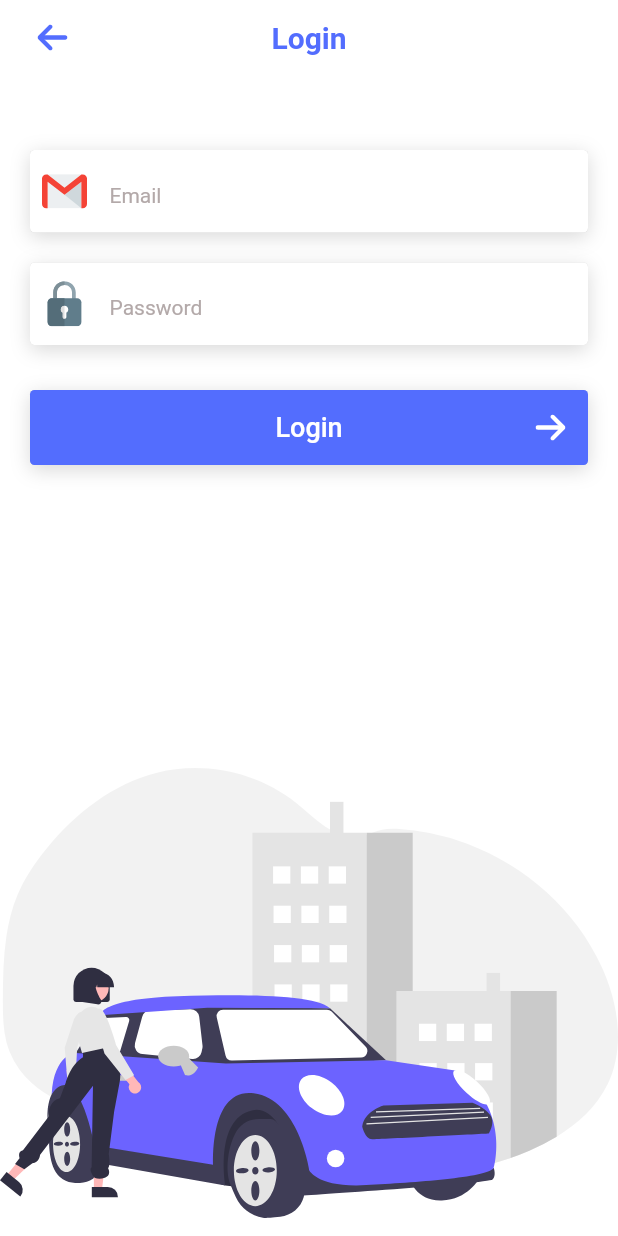
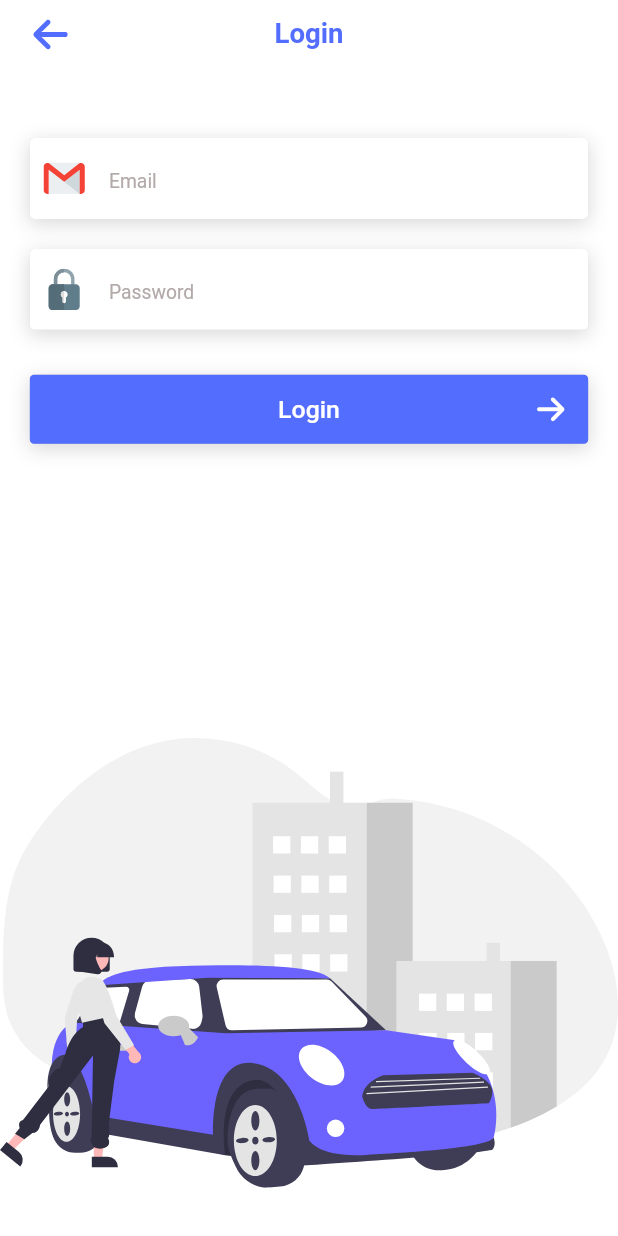
Before and after one commit to thamaraSenanayake/soscar, a Flutter app: the screen it shows after launch, after a tap on "Login", on a phone screen of 412 x 824 dp. Run offline on Flutter 3.47's test engine with Material 2 defaults, Android fonts, the light colour scheme and no system bars; our stand-ins replace flutter_screenutil, flutter_staggered_animations, flutter_svg.

Commit message:
fix issues

```diff
--- a/lib/const.dart
+++ b/lib/const.dart
@@ -3,3 +3,8 @@ import 'package:flutter/material.dart';
 class AppColors{
   static const Color mainColor = Color(0xff536DFE);
 }
+
+class AppData{
+  static const double height = 1792.0;
+  static const double width = 828.0;
+}
--- a/lib/login/login.dart
+++ b/lib/login/login.dart
@@ -1,10 +1,12 @@
 import 'package:flutter/material.dart';
 import 'package:flutter_staggered_animations/flutter_staggered_animations.dart';
 import 'package:flutter_svg/svg.dart';
+import 'package:soscar/const.dart';
 import 'package:soscar/widget/topBar.dart';
 import 'package:soscar/widget/customButton.dart';
 import 'package:soscar/widget/textbox.dart';
 import 'loginbase.dart';
+import 'package:flutter_screenutil/flutter_screenutil.dart';
 
 class Login extends StatefulWidget {
   final LoginBaseListener listener;
@@ -15,17 +17,11 @@ class Login extends StatefulWidget {
 }
 
 class _LoginState extends State<Login> {
-  double _height = 0.0;
-  double _width = 0.0;
   @override
   Widget build(BuildContext context) {
-    setState(() {
-      _height = MediaQuery.of(context).size.height;
-      _width = MediaQuery.of(context).size.width;
-    });
     return Container(
-      height:_height,
-      width:_width,
+      height:AppData.height.h,
+      width:AppData.width.w,
       color: Colors.white,
       child: Stack(
         children:[
@@ -35,21 +31,21 @@ class _LoginState extends State<Login> {
           // ),
           SingleChildScrollView(
             child:Container(
-              height:_height,
-              width:_width,
+              height:AppData.height.h,
+              width:AppData.width.w,
               // color: Colors.white,
               child: Align(
                 alignment: Alignment.bottomCenter,
                 child:Padding(
-                  padding: const EdgeInsets.only(top:500.0),
+                  padding:  EdgeInsets.only(top:1000.h),
                   child: SvgPicture.asset("assets/images/background.svg"),
                 ) ,
               ),
             )
           ),
           Container(
-            height:_height,
-            width:_width,
+            height:AppData.height.h,
+            width:AppData.width.w,
             color: Colors.transparent,
             child: SafeArea(
               child: Column(
@@ -74,7 +70,7 @@ class _LoginState extends State<Login> {
                         ),
                         children:[
                           SizedBox(
-                            height: 50,
+                            height: 100.h,
                           ),
                           TextBox(
                             textBoxKey: "",
--- a/lib/login/signIn.dart
+++ b/lib/login/signIn.dart
@@ -4,7 +4,7 @@ import 'package:flutter_svg/svg.dart';
 import 'package:soscar/widget/customButton.dart';
 import 'package:soscar/widget/textbox.dart';
 import 'package:soscar/widget/topBar.dart';
-
+import 'package:flutter_screenutil/flutter_screenutil.dart';
 import '../const.dart';
 import 'loginbase.dart';
 
@@ -17,17 +17,13 @@ class SignIn extends StatefulWidget {
 }
 
 class _SignInState extends State<SignIn> {
-  double _height = 0.0;
-  double _width = 0.0;
   @override
   Widget build(BuildContext context) {
     setState(() {
-      _height = MediaQuery.of(context).size.height;
-      _width = MediaQuery.of(context).size.width;
     });
     return Container(
-      height:_height,
-      width:_width,
+      height:AppData.height.h,
+      width:AppData.width.w,
       color: Colors.white,
       child: Stack(
         children:[
@@ -36,22 +32,22 @@ class _SignInState extends State<SignIn> {
           //   color: AppColors.mainColor,
           // ),
           SingleChildScrollView(
-            child:Container(
-              height:_height,
-              width:_width,
+            child:SizedBox(
+              height:AppData.height.h,
+              width:AppData.width.w,
               // color: Colors.white,
               child: Align(
                 alignment: Alignment.bottomCenter,
                 child:Padding(
-                  padding: const EdgeInsets.only(top:500.0),
+                  padding:  EdgeInsets.only(top:1000.h),
                   child: SvgPicture.asset("assets/images/background.svg"),
                 ) ,
               ),
             )
           ),
           Container(
-            height:_height,
-            width:_width,
+            height:AppData.height.h,
+            width:AppData.width.w,
             color: Colors.transparent,
             child: SafeArea(
               child: Column(
@@ -76,7 +72,7 @@ class _SignInState extends State<SignIn> {
                         ),
                         children:[
                           SizedBox(
-                            height: 50,
+                            height: 100.h,
                           ),
                           TextBox(
                             textBoxKey: "",
@@ -88,7 +84,7 @@ class _SignInState extends State<SignIn> {
                             prefixIcon: "assets/icon/font.svg",
                           ),
                           SizedBox(
-                            height: 20,
+                            height: 40.h,
                           ),
                           TextBox(
                             textBoxKey: "",
@@ -100,7 +96,7 @@ class _SignInState extends State<SignIn> {
                             prefixIcon: "assets/icon/font.svg",
                           ),
                           SizedBox(
-                            height: 20,
+                            height: 40.h,
                           ),
                           TextBox(
                             textBoxKey: "",
@@ -112,7 +108,7 @@ class _SignInState extends State<SignIn> {
                             prefixIcon: "assets/icon/gmail.svg",
                           ),
                           SizedBox(
-                            height: 20,
+                            height: 40.h,
                           ),
                           TextBox(
                             textBoxKey: "",
@@ -125,7 +121,7 @@ class _SignInState extends State<SignIn> {
                           ),
 
                           SizedBox(
-                            height: 30,
+                            height: 60.h,
                           ),
 
                           CustomButton(
@@ -140,7 +136,7 @@ class _SignInState extends State<SignIn> {
 
 
                           SizedBox(
-                            height: 30,
+                            height: 60.h,
                           ),
                         ]
                       )
--- a/lib/login/splashScreen.dart
+++ b/lib/login/splashScreen.dart
@@ -4,6 +4,7 @@ import 'package:flutter_svg/svg.dart';
 import 'package:soscar/const.dart';
 import 'package:soscar/login/loginbase.dart';
 import 'package:soscar/widget/customButton.dart';
+import 'package:flutter_screenutil/flutter_screenutil.dart';
 
 class SplashScreen extends StatefulWidget {
   final LoginBaseListener listener;
@@ -14,44 +15,38 @@ class SplashScreen extends StatefulWidget {
 }
 
 class _SplashScreenState extends State<SplashScreen> {
-  double _height = 0.0;
-  double _width = 0.0;
   @override
   Widget build(BuildContext context) {
-    setState(() {
-      _height = MediaQuery.of(context).size.height;
-      _width = MediaQuery.of(context).size.width;
-    });
     return Container(
-      height:_height,
-      width:_width,
+      height:AppData.height.h,
+      width:AppData.width.w,
       color: Colors.white,
       child: Stack(
         children:[
           SingleChildScrollView(
-            child:Container(
-              height:_height,
-              width:_width,
-              color: Colors.white,
+            child:SizedBox(
+              height:AppData.height.h,
+              width:AppData.width.w,
+              // color: Colors.white,
               child: Align(
                 alignment: Alignment.bottomCenter,
                 child:Padding(
-                  padding: const EdgeInsets.only(top:500.0),
+                  padding: EdgeInsets.only(top:(1000).h),
                   child: SvgPicture.asset("assets/images/background.svg"),
                 ) ,
               ),
             )
           ),
           Container(
-            height:_height,
-            width:_width,
+            height:AppData.height.h,
+            width:AppData.width.w,
             child: Column(
               children: [
                 Padding(
-                  padding: const EdgeInsets.only(top:50.0),
+                  padding:  EdgeInsets.only(top:100.h),
                   child: Container(
-                    height: 200,
-                    width: 200,
+                    height: 400.h,
+                    width: 400.w,
                     child: Image.asset(
                       "assets/icon/logo.jpeg"
                     ),
@@ -59,7 +54,7 @@ class _SplashScreenState extends State<SplashScreen> {
                 ),
 
                 SizedBox(
-                  height: 50,
+                  height: 50.h,
                 ),
 
                 AnimationLimiter(
@@ -83,7 +78,7 @@ class _SplashScreenState extends State<SplashScreen> {
                           buttonName: "Continue with Facebook"
                         ),
                         SizedBox(
-                          height: 20,
+                          height: 40.h,
                         ),
                         CustomButton(
                           textColor: Colors.white,
@@ -95,7 +90,7 @@ class _SplashScreenState extends State<SplashScreen> {
                           buttonName: "Continue with Twitter"
                         ),
                         SizedBox(
-                          height: 20,
+                          height: 40.h,
                         ),
                         CustomButton(
                           backgroundColor: Color(0xffF44336),
@@ -107,7 +102,7 @@ class _SplashScreenState extends State<SplashScreen> {
                           buttonName: "Continue with Email"
                         ),
                         SizedBox(
-                          height: 30,
+                          height: 50.h,
                         ),
                         CustomButton(
                           onTap: (){
@@ -128,7 +123,7 @@ class _SplashScreenState extends State<SplashScreen> {
           ),
 
           Padding(
-            padding: const EdgeInsets.only(bottom:20.0,left: 10,right: 10),
+            padding: EdgeInsets.only(bottom:40.h,left: 20.w,right: 20.w),
             child: Align(
               alignment: Alignment.bottomCenter,
               child: RichText(
@@ -138,7 +133,7 @@ class _SplashScreenState extends State<SplashScreen> {
                     TextSpan(
                       text: "By Sining up, you agree with the",
                       style: TextStyle(
-                        fontSize: 15,
+                        fontSize: 30.sp,
                         color: Colors.black,
                         backgroundColor: Colors.white,
                       ),
@@ -146,7 +141,7 @@ class _SplashScreenState extends State<SplashScreen> {
                     TextSpan(
                       text: " Terms of Services",
                       style: TextStyle(
-                        fontSize: 15,
+                        fontSize: 30.sp,
                         color: AppColors.mainColor,
                         backgroundColor: Colors.white,
                         decoration: TextDecoration.underline,
@@ -155,7 +150,7 @@ class _SplashScreenState extends State<SplashScreen> {
                     TextSpan(
                       text: " and ",
                       style: TextStyle(
-                        fontSize: 15,
+                        fontSize: 30.sp,
                         color: Colors.black,
                         backgroundColor: Colors.white,
                       ),
@@ -163,7 +158,7 @@ class _SplashScreenState extends State<SplashScreen> {
                     TextSpan(
                       text: " Privacy Policy",
                       style: TextStyle(
-                        fontSize: 15,
+                        fontSize: 30.sp,
                         color: AppColors.mainColor,
                         backgroundColor: Colors.white,
                         decoration: TextDecoration.underline,
--- a/lib/main.dart
+++ b/lib/main.dart
@@ -1,6 +1,7 @@
 import 'package:flutter/material.dart';
 import 'package:soscar/const.dart';
 import 'package:soscar/login/loginbase.dart';
+import 'package:flutter_screenutil/flutter_screenutil.dart';
 
 void main() {
   runApp(MyApp());
@@ -9,7 +10,8 @@ void main() {
 class MyApp extends StatelessWidget {
   @override
   Widget build(BuildContext context) {
-    return MaterialApp(
+    return ScreenUtilInit(
+      builder:()=> MaterialApp(
         title: 'Sos App',
         debugShowCheckedModeBanner: false,
         theme: ThemeData(
@@ -17,6 +19,8 @@ class MyApp extends StatelessWidget {
           primarySwatch: Colors.blue,
         ),
         home: LoginBase(),
+      ),
+      designSize: Size(828, 1792),
     );
   }
 }
--- a/lib/widget/customButton.dart
+++ b/lib/widget/customButton.dart
@@ -1,6 +1,7 @@
 import 'package:flutter/material.dart';
 import 'package:flutter_svg/svg.dart';
 import 'package:soscar/const.dart';
+import 'package:flutter_screenutil/flutter_screenutil.dart';
 
 class CustomButton extends StatefulWidget {
   final String imageUrl;
@@ -23,11 +24,11 @@ class _CustomButtonState extends State<CustomButton> {
         widget.onTap();
       },
       child: Container(
-        width: MediaQuery.of(context).size.width - 40,
-        height:50,
+        width: AppData.width.w - 80.w,
+        height:100.h,
         decoration: BoxDecoration(
           color:widget.mainButton? AppColors.mainColor:widget.backgroundColor,
-          borderRadius: BorderRadius.circular(3),
+          borderRadius: BorderRadius.circular(6.r),
           boxShadow: [
             BoxShadow(color: Color.fromRGBO(0, 0, 0, 0.15)),
             BoxShadow(
@@ -46,9 +47,9 @@ class _CustomButtonState extends State<CustomButton> {
             widget.imageUrl != null? Align(
               alignment: Alignment.centerLeft,
               child: Container(
-                height: 50,
-                width: 50,
-                padding: const EdgeInsets.all(5.0),
+                height: 100.h,
+                width: 100.w,
+                padding:EdgeInsets.all(5.h),
                 child: SvgPicture.asset(widget.imageUrl)
               )
             ):Container(),
@@ -57,12 +58,12 @@ class _CustomButtonState extends State<CustomButton> {
               child: Text(
                 widget.buttonName,
                 style:widget.mainButton? TextStyle(
-                  fontSize: 18,
+                  fontSize: 36.sp,
                   fontWeight: FontWeight.w500,
                   color: Colors.white
                   ):TextStyle(
                     color: widget.textColor,
-                    fontSize: 15,
+                    fontSize: 30.sp,
                     fontWeight: FontWeight.w500
                   ),
               )
@@ -70,13 +71,13 @@ class _CustomButtonState extends State<CustomButton> {
 
             widget.mainButton?
             Padding(
-              padding: const EdgeInsets.only(right:10.0),
+              padding:  EdgeInsets.only(right:20.w),
               child: Align(
                 alignment: Alignment.centerRight,
                 child: Container(
-                  height: 30,
-                  width: 30,
-                  padding: const EdgeInsets.all(5.0),
+                  height: 60.h,
+                  width: 60.w,
+                  padding:  EdgeInsets.all(10.h),
                   child: RotatedBox(
                     quarterTurns: 2,
                     child: SvgPicture.asset(
--- a/lib/widget/textbox.dart
+++ b/lib/widget/textbox.dart
@@ -1,6 +1,6 @@
 import 'package:flutter/material.dart';
 import 'package:flutter_svg/svg.dart';
-
+import 'package:flutter_screenutil/flutter_screenutil.dart';
 import '../const.dart';
 
 class TextBox extends StatefulWidget {
@@ -43,7 +43,6 @@ class TextBox extends StatefulWidget {
 }
 
 class _TextBoxState extends State<TextBox> {
-  double _width = 0.0;
   TextEditingController _controller;
 
   @override
@@ -63,23 +62,22 @@ class _TextBoxState extends State<TextBox> {
   @override
   Widget build(BuildContext context) {
     setState(() {
-      _width = MediaQuery.of(context).size.width;
     });
     return Container(
-      width: _width - 40,
+      width: AppData.width.w - 80.w,
       constraints: BoxConstraints(
-        minHeight: widget.textInputType == TextInputType.multiline? 150:50
+        minHeight: widget.textInputType == TextInputType.multiline? 300.h:100.h
       ),
       padding:EdgeInsets.only(
-        left:widget.prefixIcon == null ? 20 : 0,
-        right:widget.suffixIcon == null? 20 : 0
+        left:widget.prefixIcon == null ? 40.w : 0,
+        right:widget.suffixIcon == null? 40.w : 0
       ),
       decoration: BoxDecoration(
         // color: widget.errorText.length ==0 ?Colors.white:Colors.redAccent,
         color: Colors.white,
         border: Border.all(
           color: widget.errorText.length ==0?Colors.white:Colors.redAccent,
-          width: 3
+          width: 6.w
         ),
         borderRadius: BorderRadius.circular(3),
         boxShadow: [
@@ -98,20 +96,20 @@ class _TextBoxState extends State<TextBox> {
       child: Row(
         children: [
           widget.prefixIcon != null?Padding(
-            padding: const EdgeInsets.only(right:10.0),
+            padding:  EdgeInsets.only(right:20.w),
             child: Container(
-              height: 40,
-              width: 40,
-              padding: const EdgeInsets.all(5.0),
+              height: 80.h,
+              width: 80.w,
+              padding:  EdgeInsets.all(10.h),
               child: SvgPicture.asset(widget.prefixIcon)
             ),
           ):Container(),
           Container(
-            width: widget.prefixIcon == null?(_width -86):(_width -146),
+            width: widget.prefixIcon == null?(AppData.width.w -172):(AppData.width.w -292),
             child: TextField(
               style: TextStyle(
                 color: Colors.black,
-                fontSize: 15
+                fontSize: 30.sp
               ),
               focusNode: widget.focusNode,
               controller:_controller,
@@ -119,7 +117,7 @@ class _TextBoxState extends State<TextBox> {
                 counterText: "",
                 border: InputBorder.none,
                 hintText: widget.textBoxHint,
-                hintStyle:TextStyle(fontSize: 14, color: Color(0xffB3A9A9), height: 1.8),
+                hintStyle:TextStyle(fontSize: 28.sp, color: Color(0xffB3A9A9), height: 1.8),
                 suffixIcon: widget.suffixIcon != null ? Icon(widget.suffixIcon) : null,
               ),
               maxLines: widget.textInputType == TextInputType.multiline?null:1,
--- a/lib/widget/topBar.dart
+++ b/lib/widget/topBar.dart
@@ -1,6 +1,6 @@
 import 'package:flutter/material.dart';
 import 'package:flutter_svg/svg.dart';
-
+import 'package:flutter_screenutil/flutter_screenutil.dart';
 import '../const.dart';
 
 class TopBar extends StatefulWidget {
@@ -16,8 +16,8 @@ class _TopBarState extends State<TopBar> {
   @override
   Widget build(BuildContext context) {
     return Container(
-      height: 50,
-      padding: EdgeInsets.symmetric(horizontal: 20),
+      height: 100.h,
+      padding: EdgeInsets.symmetric(horizontal: 40.w),
       // color: AppColors.mainColor,
       child: Stack(
         children: [
@@ -28,10 +28,10 @@ class _TopBarState extends State<TopBar> {
                 widget.back();
               },
               child: Container(
-                height: 30,
-                width: 30,
+                height: 60.h,
+                width: 60.h,
                 color: Colors.transparent,
-                padding: const EdgeInsets.all(5.0),
+                padding:  EdgeInsets.all(5.h),
                 child: SvgPicture.asset(
                   "assets/icon/arrow.svg",
                   color: AppColors.mainColor,
@@ -45,7 +45,7 @@ class _TopBarState extends State<TopBar> {
               widget.name,
               style: TextStyle(
                 color: AppColors.mainColor,
-                fontSize: 20,
+                fontSize: 40.sp,
                 fontWeight: FontWeight.w600
               ),
             ),
--- a/pubspec.yaml
+++ b/pubspec.yaml
@@ -31,6 +31,8 @@ dependencies:
   flutter_svg: ^0.22.0
   flutter_staggered_animations: ^1.0.0
   flutter_spinkit: ^5.0.0
+  flutter_screenutil: ^5.0.0+2
+
 
 
 
```
Also changed, not shown: pubspec.lock. Lines whose indentation alone changed are shown as unchanged.
